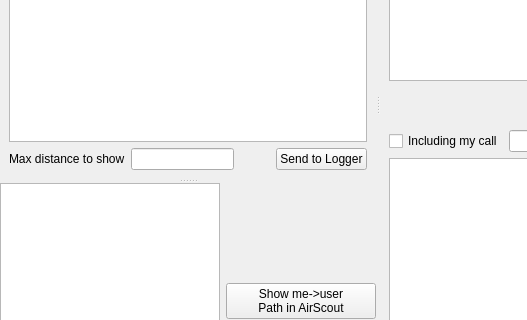
Rsclub22/Minos2-Mirror, file mqt/MqtKSTClient/kstmainwindow.ui: the form before one commit; both pictures show x 0 to 527 and y 224 to 544 of the 803 by 779 pixel window.
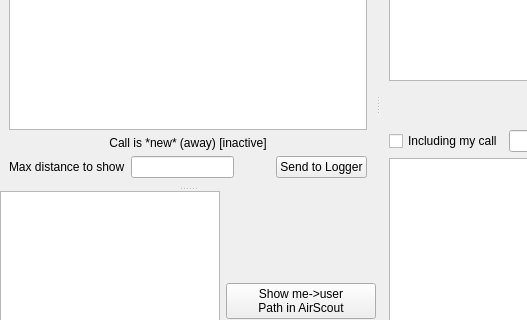
The form after the commit. Custom widgets are drawn as their Qt base class.

Commit message: Show inactive users

Patch:
```diff
--- a/mqt/MqtKSTClient/kstmainwindow.ui
+++ b/mqt/MqtKSTClient/kstmainwindow.ui
@@ -239,6 +239,16 @@
               </property>
              </widget>
             </item>
+            <item>
+             <widget class="QLabel" name="label_9">
+              <property name="text">
+               <string>Call is *new* (away) [inactive]</string>
+              </property>
+              <property name="alignment">
+               <set>Qt::AlignCenter</set>
+              </property>
+             </widget>
+            </item>
             <item>
              <layout class="QHBoxLayout" name="horizontalLayout_10">
               <item>
```
Left out of the diff: 2 changed lines with no effect on the pictures. The commit also changes 7 other files.
